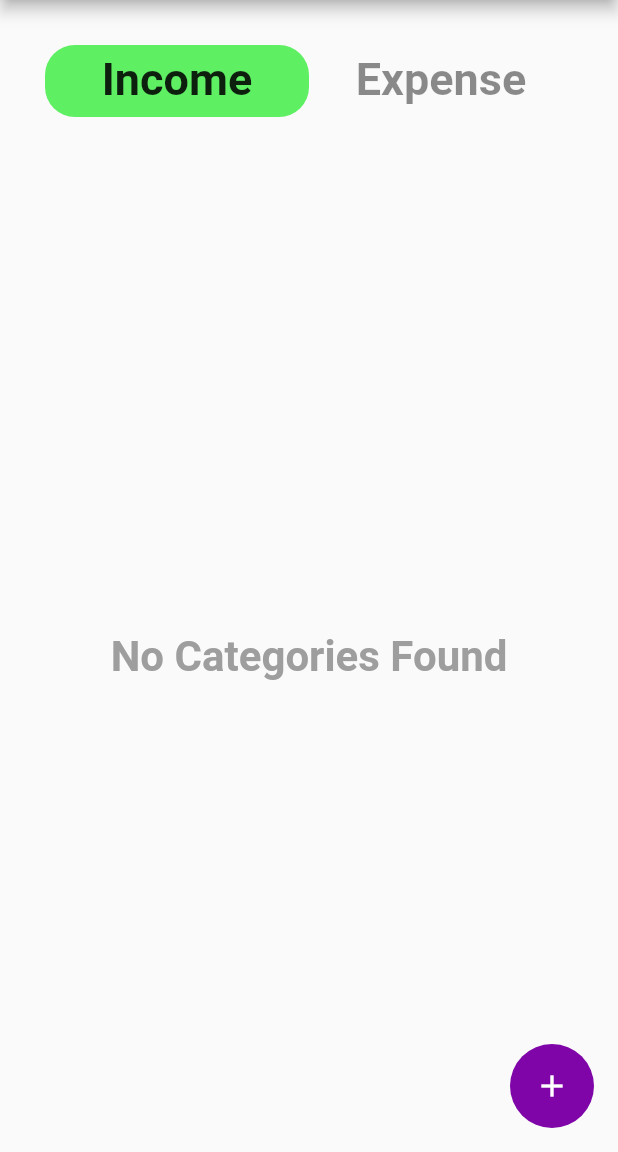
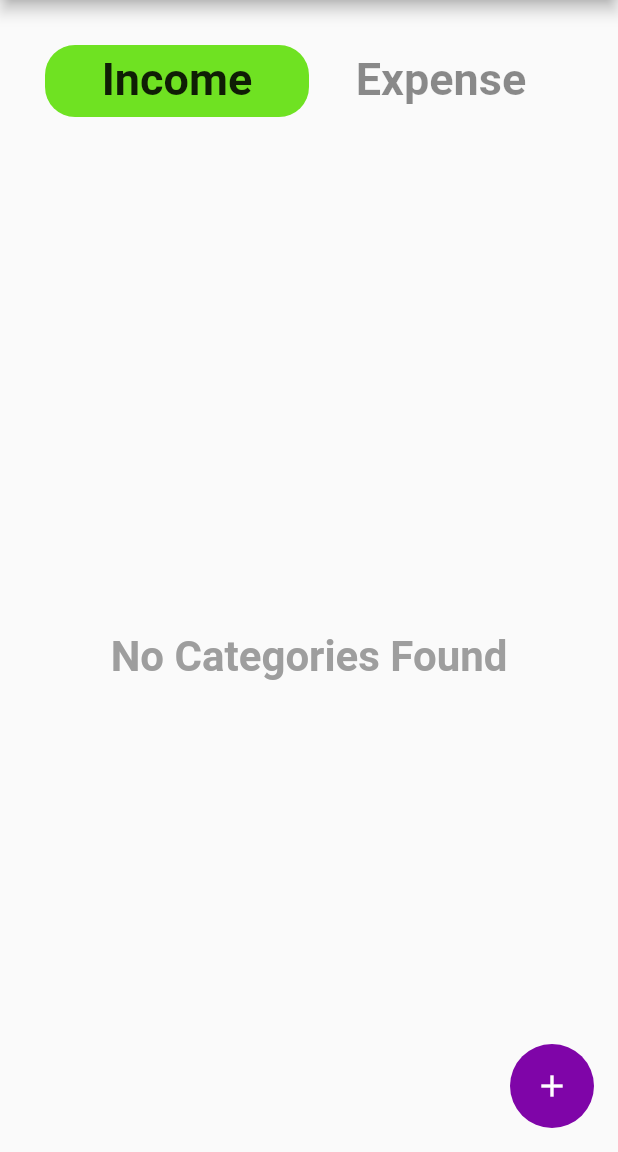
Before and after one commit to looohaar/CashBook, a Flutter app: the Categories screen opened directly, on a phone screen of 412 x 824 dp, the part 84-1236 px from its top. Run offline on Flutter 3.47's test engine with Material 2 defaults, Android fonts, the phone set to English and light mode, and no system bars; our stand-ins replace flutter_spinkit, google_fonts, hive, hive_flutter, shared_preferences; accounts and stored records are empty; Roboto replaces fonts that are missing (Signika).

Commit message:
upto fab

```diff
--- a/lib/utils/colors.dart
+++ b/lib/utils/colors.dart
@@ -1,8 +1,7 @@
 import 'package:flutter/material.dart';
 
-final Color buttonColor= Color.fromARGB(255, 127, 5, 168);
-final Color incomeColor= Color.fromARGB(255, 94, 239, 99);
+final Color buttonColor = Color.fromARGB(255, 127, 5, 168);
+final Color incomeColor = Color.fromARGB(255, 111, 226, 34);
 final Color expenseColor= Color.fromARGB(255, 252, 21, 59);
 final Color headingColor= Color.fromARGB(255, 101, 23, 127);
-final Color textColor= Colors.black54;
-// final Color totalBalanceColor=Color.fromARGB(255, 186, 214, 74);
+final Color textColor   = Colors.black54;
```
Also changed, not shown: lib/screens/home/screensinhome/screen_categories.dart (+9 -2 lines).
